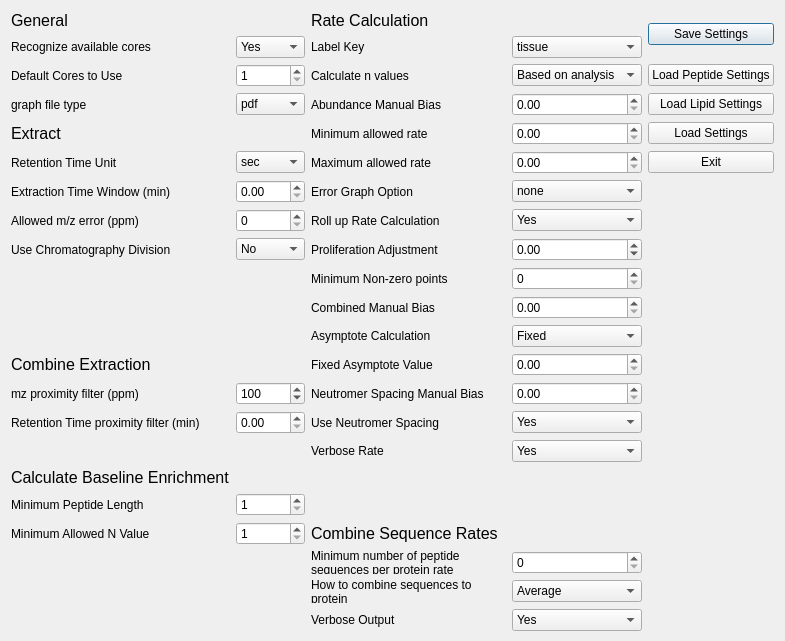
Old version of the form ui_files/Settings_Menu.ui in the repository JC-Price/DeuteRater.
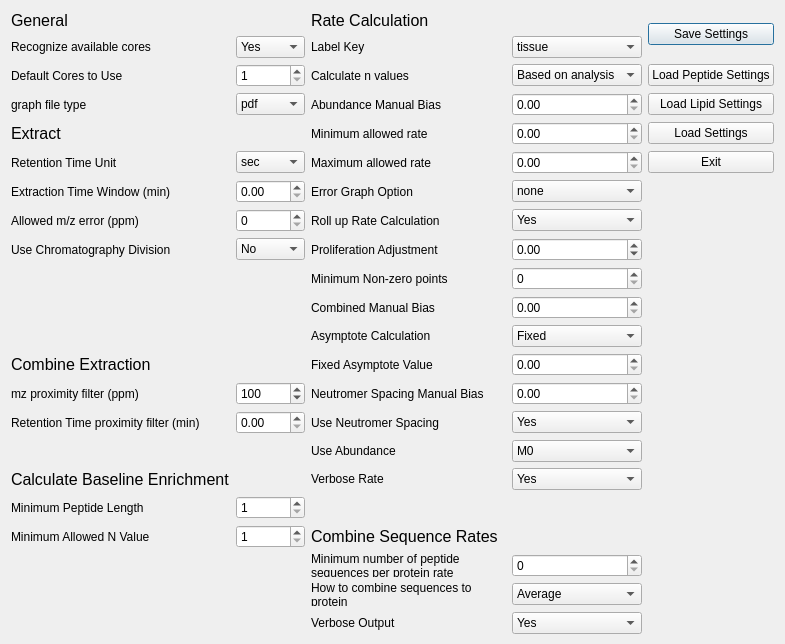
New version of the form.

Commit message: Fraction New module functional, simplified column names related to n-values

Patch:
```diff
--- a/ui_files/Settings_Menu.ui
+++ b/ui_files/Settings_Menu.ui
@@ -513,6 +513,43 @@
     </widget>
    </item>
    <item row="15" column="2">
+    <widget class="QLabel" name="label_24">
+     <property name="text">
+      <string>Use Abundance</string>
+     </property>
+     <property name="scaledContents">
+      <bool>false</bool>
+     </property>
+     <property name="wordWrap">
+      <bool>true</bool>
+     </property>
+    </widget>
+   </item>
+   <item row="15" column="3">
+    <widget class="QComboBox" name="use_abundance">
+     <item>
+      <property name="text">
+       <string>M0</string>
+      </property>
+     </item>
+     <item>
+      <property name="text">
+       <string>Highest</string>
+      </property>
+     </item>
+     <item>
+      <property name="text">
+       <string>Average</string>
+      </property>
+     </item>
+     <item>
+      <property name="text">
+       <string>No</string>
+      </property>
+     </item>
+    </widget>
+   </item>
+   <item row="16" column="2">
     <widget class="QLabel" name="label_28">
      <property name="text">
       <string>Verbose Rate</string>
@@ -522,7 +559,7 @@
      </property>
     </widget>
    </item>
-   <item row="15" column="3">
+   <item row="16" column="3">
     <widget class="QComboBox" name="verbose_rate">
      <item>
       <property name="text">
```
The commit also changes 11 other files.
